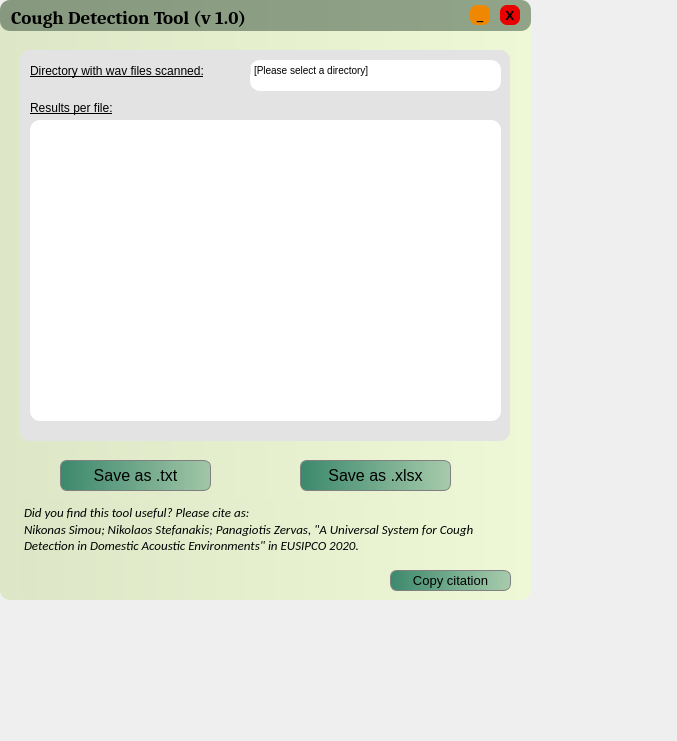
The window that last_screen.ui (spl-icsforth/CoughDetection) describes before a commit, drawn with Qt 5.
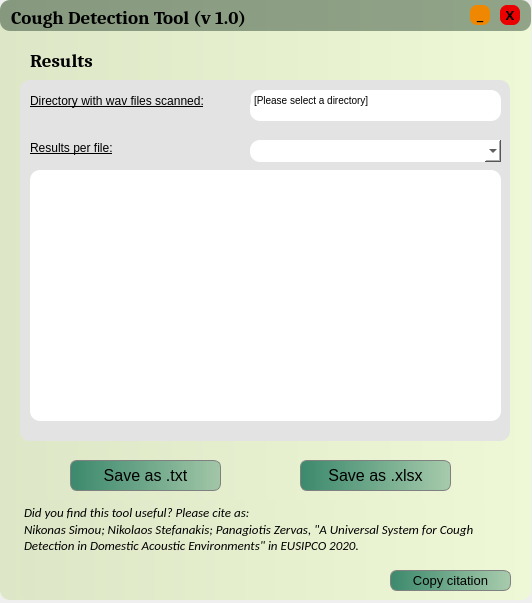
The same window after the commit.

Diff of the .ui file:
```diff
--- a/last_screen.ui
+++ b/last_screen.ui
@@ -6,8 +6,8 @@
    <rect>
     <x>0</x>
     <y>0</y>
-    <width>677</width>
-    <height>741</height>
+    <width>532</width>
+    <height>603</height>
    </rect>
   </property>
   <property name="windowTitle">
@@ -38,9 +38,9 @@
      <property name="geometry">
       <rect>
        <x>20</x>
-       <y>50</y>
+       <y>80</y>
        <width>490</width>
-       <height>391</height>
+       <height>361</height>
       </rect>
      </property>
      <property name="styleSheet">
@@ -105,7 +105,7 @@
       <property name="geometry">
        <rect>
         <x>10</x>
-        <y>50</y>
+        <y>60</y>
         <width>151</width>
         <height>16</height>
        </rect>
@@ -124,9 +124,22 @@
       <property name="geometry">
        <rect>
         <x>10</x>
-        <y>70</y>
+        <y>90</y>
         <width>471</width>
-        <height>301</height>
+        <height>251</height>
+       </rect>
+      </property>
+      <property name="styleSheet">
+       <string notr="true">background-color: rgb(255, 255, 255);</string>
+      </property>
+     </widget>
+     <widget class="QComboBox" name="filelist">
+      <property name="geometry">
+       <rect>
+        <x>230</x>
+        <y>60</y>
+        <width>251</width>
+        <height>22</height>
        </rect>
       </property>
       <property name="styleSheet">
@@ -335,7 +348,7 @@
     <widget class="QPushButton" name="btn_txt">
      <property name="geometry">
       <rect>
-       <x>60</x>
+       <x>70</x>
        <y>460</y>
        <width>151</width>
        <height>31</height>
@@ -366,6 +379,34 @@
       <string>Save as .txt</string>
      </property>
     </widget>
+    <widget class="QLabel" name="title_2">
+     <property name="geometry">
+      <rect>
+       <x>30</x>
+       <y>40</y>
+       <width>81</width>
+       <height>41</height>
+      </rect>
+     </property>
+     <property name="font">
+      <font>
+       <family>Caladea</family>
+       <pointsize>14</pointsize>
+       <weight>75</weight>
+       <italic>false</italic>
+       <bold>true</bold>
+      </font>
+     </property>
+     <property name="autoFillBackground">
+      <bool>false</bool>
+     </property>
+     <property name="styleSheet">
+      <string notr="true">background-color: rgba(255, 255, 255, 0);</string>
+     </property>
+     <property name="text">
+      <string>Results</string>
+     </property>
+    </widget>
    </widget>
   </widget>
  </widget>
```
Left out of the diff: 2 changed lines with no effect on the pictures.
